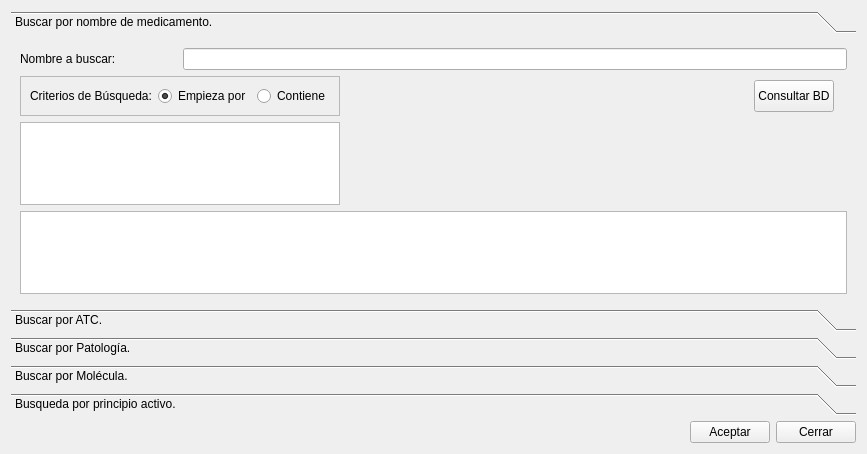
Old version of the form frmanadirmedicamento.ui in the repository arcnexus/RedFoX.
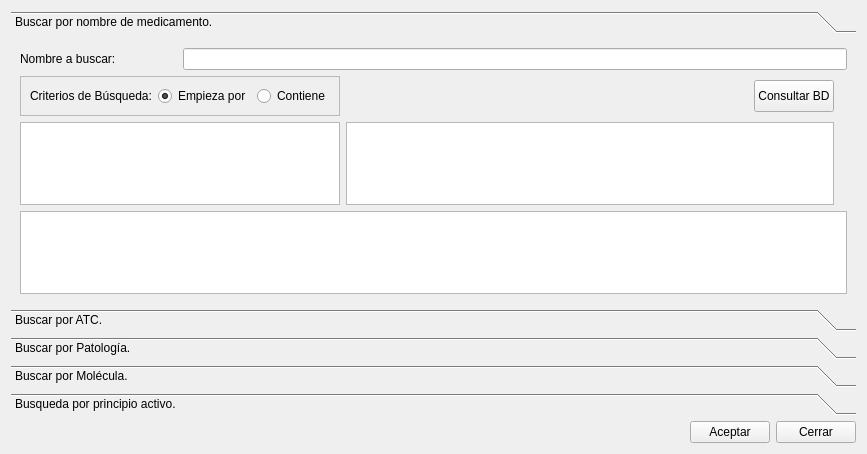
New version of the form. Icons and pictures are not drawn.

The edit to the form file:
```diff
--- a/frmanadirmedicamento.ui
+++ b/frmanadirmedicamento.ui
@@ -52,7 +52,7 @@
         <x>0</x>
         <y>0</y>
         <width>849</width>
-        <height>279</height>
+        <height>273</height>
        </rect>
       </property>
       <attribute name="label">
@@ -160,6 +160,9 @@
        <item row="2" column="0" colspan="2">
         <widget class="QListWidget" name="listamedicamentos"/>
        </item>
+       <item row="2" column="2" colspan="2">
+        <widget class="QTableWidget" name="tablamedicamentos"/>
+       </item>
       </layout>
      </widget>
      <widget class="QWidget" name="page_2">
```
Left out of the diff: 8 changed lines with no effect on the pictures.
